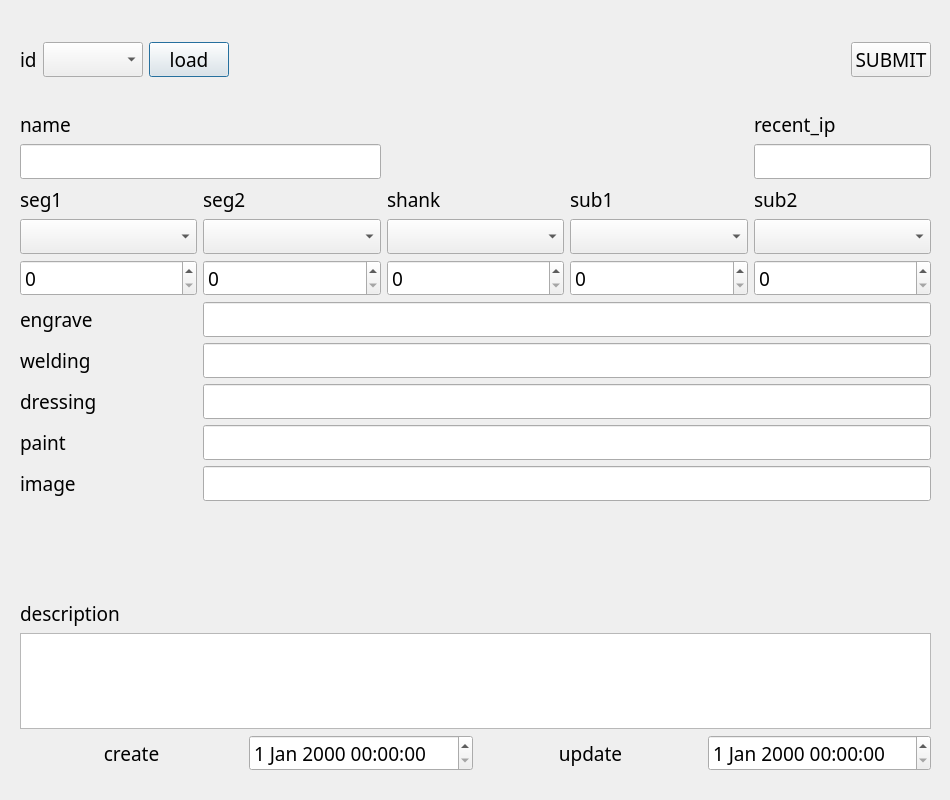
This is ui/itemDialog.ui in SuhYeoJee/OrderManager as Qt 5 draws it before an edit. The edited form follows.
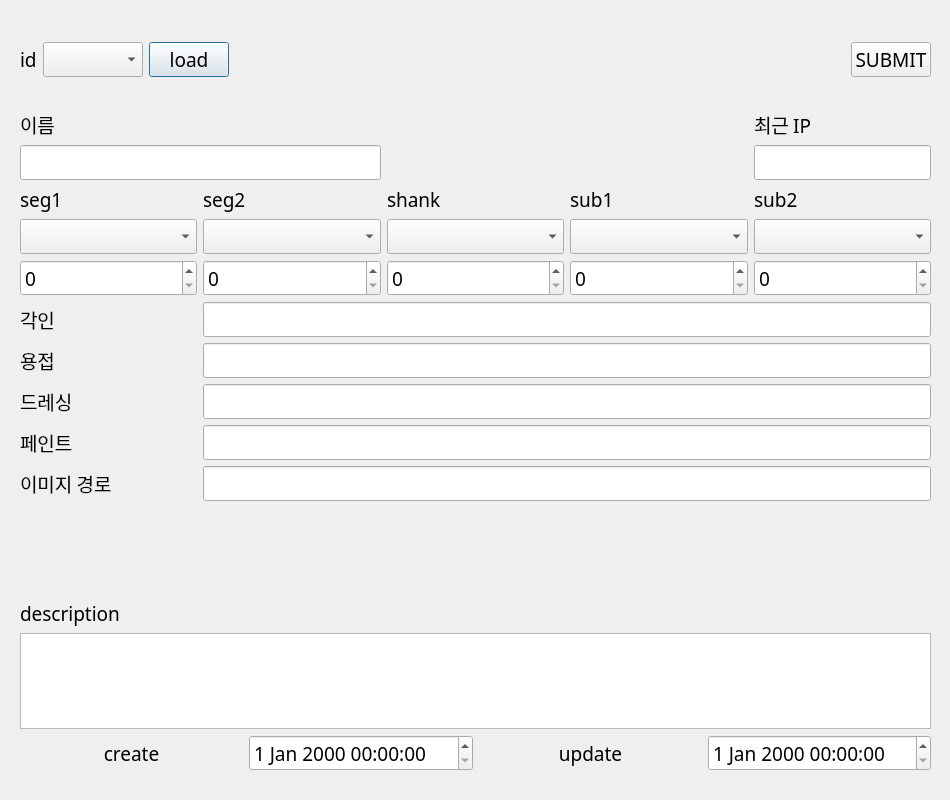
This is the edited form.

Patch:
```diff
--- a/ui/itemDialog.ui
+++ b/ui/itemDialog.ui
@@ -150,14 +150,14 @@
     <item row="5" column="0">
      <widget class="QLabel" name="label_24">
       <property name="text">
-       <string>engrave</string>
+       <string>각인</string>
       </property>
      </widget>
     </item>
     <item row="6" column="0">
      <widget class="QLabel" name="label_25">
       <property name="text">
-       <string>welding</string>
+       <string>용접</string>
       </property>
      </widget>
     </item>
@@ -190,7 +190,7 @@
     <item row="0" column="0" colspan="2">
      <widget class="QLabel" name="label_14">
       <property name="text">
-       <string>name</string>
+       <string>이름</string>
       </property>
      </widget>
     </item>
@@ -256,7 +256,7 @@
     <item row="7" column="0">
      <widget class="QLabel" name="label_26">
       <property name="text">
-       <string>dressing</string>
+       <string>드레싱</string>
       </property>
      </widget>
     </item>
@@ -266,7 +266,7 @@
     <item row="8" column="0">
      <widget class="QLabel" name="label_27">
       <property name="text">
-       <string>paint</string>
+       <string>페인트</string>
       </property>
      </widget>
     </item>
@@ -276,7 +276,7 @@
     <item row="0" column="4">
      <widget class="QLabel" name="label_29">
       <property name="text">
-       <string>recent_ip</string>
+       <string>최근 IP</string>
       </property>
      </widget>
     </item>
@@ -286,7 +286,7 @@
     <item row="9" column="0">
      <widget class="QLabel" name="label_28">
       <property name="text">
-       <string>image</string>
+       <string>이미지 경로</string>
       </property>
      </widget>
     </item>
```
Left out of the diff: 12 changed lines with no effect on the pictures.
